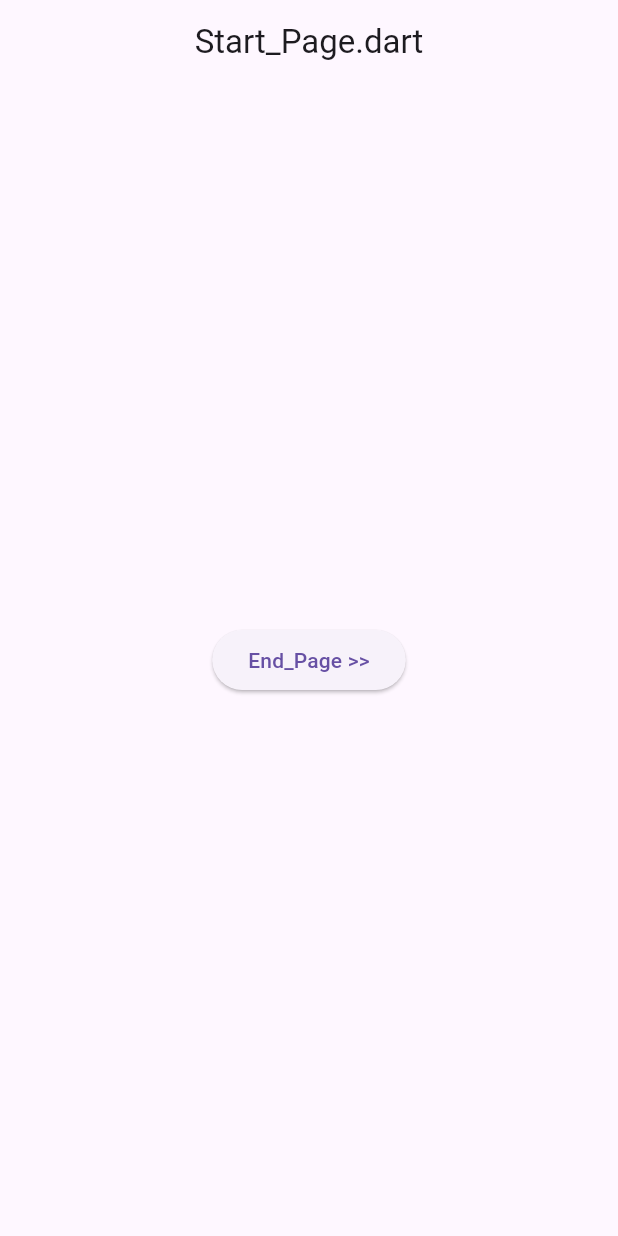
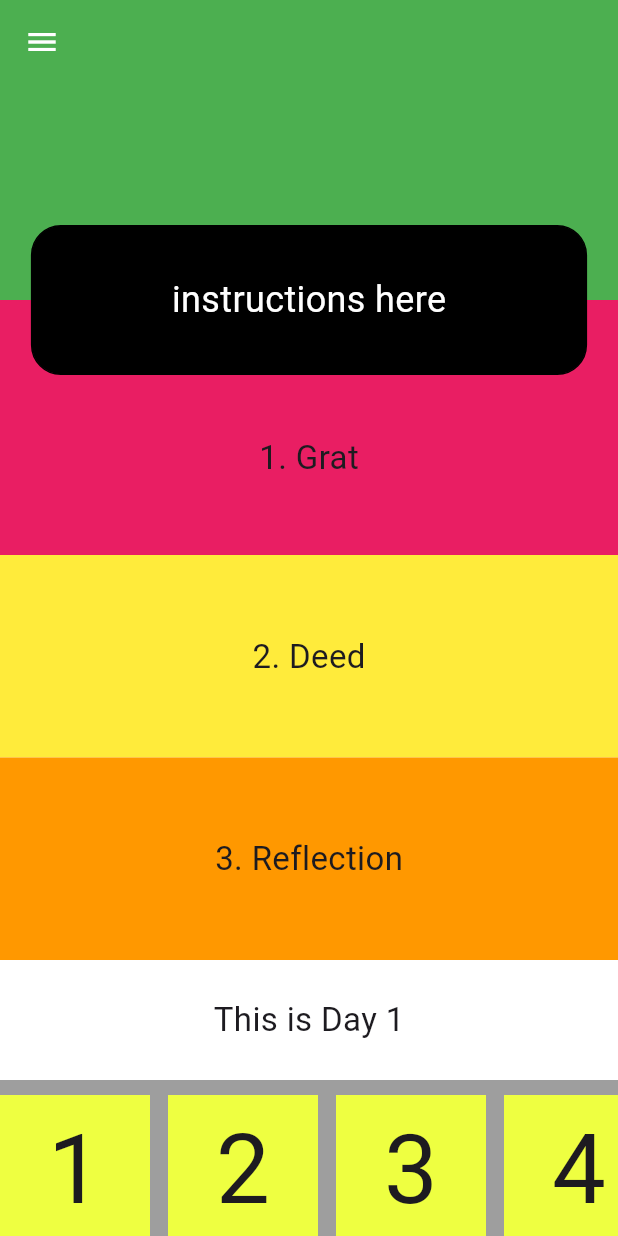
Before and after one commit to mattgwriter7/be_positive, a Flutter app: the screen it shows after launch, on a phone screen of 412 x 824 dp. Run offline on Flutter 3.47's test engine with Material 3 defaults, Android fonts, the phone set to English and light mode, and no system bars.

Commit message:
added UI of first page

```diff
--- a/lib/classes/Config.dart
+++ b/lib/classes/Config.dart
@@ -10,7 +10,7 @@ import 'package:flutter/material.dart';
 class Config {
 
   static const  String    app_name                  = "flutt_start_3";
-  static const  String    app_version               = "1.0.alpha";
+  static const  String    app_version               = "1.0.alpha.1";
 
   //  timeouts and delays
   static int              server_timeout            = 10;     // seconds
--- a/lib/pages/Start_Page.dart
+++ b/lib/pages/Start_Page.dart
@@ -41,6 +41,14 @@ class _Start_PageState extends State<Start_Page> {
     Utils.log( filename, '_buildTriggered()');
   }
 
+  Widget placeHolder( String str ) {
+    return Center(child: Text( str, style: TextStyle( fontSize: 22) ));
+  }
+
+  Widget buildDay( int num ) {
+    return Container(width: 100, height: 100, color: Colors.limeAccent, child: Center(child: Text( num.toString(), style: TextStyle( fontSize: 64) )));
+  }
+
   // addPostFrameCallback" is called after build completed
   void _addPostFrameCallbackTriggered( context ) {
     Utils.log( filename, '_addPostFrameCallbackTriggered() (build completed)');
@@ -58,26 +66,156 @@ class _Start_PageState extends State<Start_Page> {
       },
       child: SafeArea(
         child: Scaffold(
+          extendBodyBehindAppBar: true,
           appBar: AppBar(
-            title: Text( filename ),
+            // title: Text( filename ),
             centerTitle: true,
+            elevation: 0,
+            backgroundColor: Colors.transparent,
+            iconTheme: IconThemeData(color: Colors.white),
           ),
+          drawer: Drawer(),
           body: Container(
             width: double.infinity,
             color: Colors.transparent,
-            child: Column(
-              mainAxisAlignment: MainAxisAlignment.center,
-              crossAxisAlignment: CrossAxisAlignment.center,
-              children :
-                [
-                  ElevatedButton(
-                    child: const Text( 'End_Page >>' ),
-                    onPressed: () {
-                      Navigator.of(context).pushNamed('End_Page');
-                      return;
-                    },
+            child: SingleChildScrollView(
+              child: Column(
+                children : [
+
+
+
+
+
+
+                  /* START OF 3 THINGS HOLDER */
+                  Container(
+                      width: double.infinity,
+                      height: 370,
+                      color: Colors.green,
+                      child: Stack(
+                        children: [
+                          Column(
+                            mainAxisAlignment: MainAxisAlignment.end,
+                            children: [
+                              Container(
+                                width: double.infinity,
+                                height: 170,
+                                color: Colors.pink,
+                                child: Padding(
+                                  padding: const EdgeInsets.fromLTRB(0,40,0,0),
+                                  child: placeHolder('1. Grat'),
+                                ),
+                              ),
+                            ],
+                          ),
+
+                          Positioned(
+                            left: 0,
+                            bottom: 120,
+                            child: Container(
+                              width: MediaQuery.of(context).size.width,
+                              height: 100,
+                              color: Colors.transparent,
+                              child: Center(
+                                child: Container(
+                                  //color: Colors.black,
+                                  width: MediaQuery.of(context).size.width * .9,
+                                  decoration: BoxDecoration(
+                                    color: Colors.black,
+                                    border: Border.all(
+                                      color: Colors.black,
+                                    ),
+                                    borderRadius: BorderRadius.all(Radius.circular(20))
+                                  ),
+                                  child: Center(child: Text(
+                                    'instructions here',
+                                    style: TextStyle( color: Colors.white, fontSize: 24))),
+                                ),
+                              ),
+                            ),
+                          ),
+
+                        ],
+                      ),
+
                   ),
-              ],
+                  Container(
+                      width: double.infinity,
+                      height: 135,
+                      color: Colors.yellow,
+                      child: placeHolder('2. Deed'),
+                  ),
+                  Container(
+                      width: double.infinity,
+                      height: 135,
+                      color: Colors.orange,
+                      child: placeHolder('3. Reflection'),
+                  ),
+
+
+
+
+
+
+                  /* START OF CAROUSEL HOLDER */
+                  Container(
+                      width: double.infinity,
+                      height: 500,
+                      color: Colors.pink,
+                      child: Column(
+                        children: [
+                          Container(
+                              width: double.infinity,
+                              height: 80,
+                              color: Colors.white,
+                              child: placeHolder('This is Day 1'),
+                          ),
+                          Container(
+                              width: double.infinity,
+                              height: 120,
+                              color: Colors.grey,
+                              child: SingleChildScrollView(
+                                scrollDirection: Axis.horizontal,
+                                child: Row(
+                                  children: [
+                                    buildDay(1),
+                                    SizedBox(width: 12),
+                                    buildDay(2),
+                                    SizedBox(width: 12),
+                                    buildDay(3),
+                                    SizedBox(width: 12),
+                                    buildDay(4),
+                                    SizedBox(width: 12),
+                                    buildDay(5),
+                                    SizedBox(width: 12),
+                                    buildDay(6),
+                                    SizedBox(width: 12),
+                                    buildDay(7),
+                                  ]
+                                ),
+                              ),
+                          ),
+                          Container(
+                            height: 300,
+                            color: Colors.black,
+                            child: Center(
+                              child: Padding(
+                                padding: const EdgeInsets.all(20.0),
+                                child: Text(
+                                  'This is the first day you have ever use this app.  From this day forward ipsum dolor sit amet, consectetur adipiscing elit, sed do eiusmod tempor incididunt ut labore et dolore magna aliqua. Ut enim ad minim veniam.',
+                                  style: TextStyle( fontSize: 24, color: Colors.white,),
+                                  textAlign: TextAlign.center,
+                                ),
+                              ),
+                            ),
+                          ),
+                        ]
+                      ),
+
+
+                  ),
+                ]
+              ),
             ),
           ),
         ),
```
Also changed, not shown: 2 other files.
